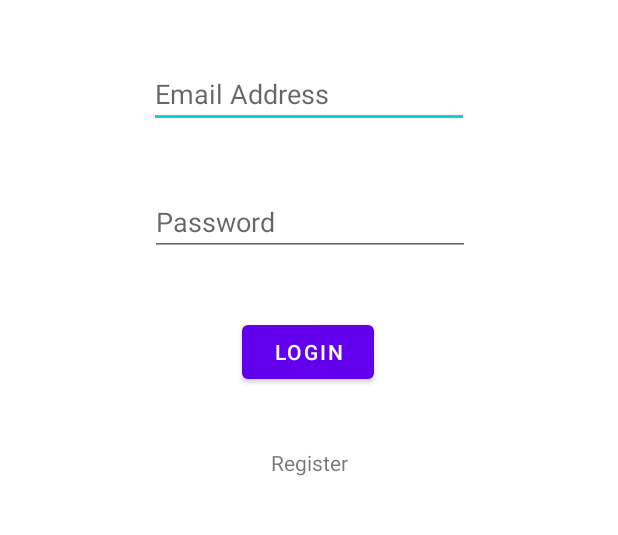
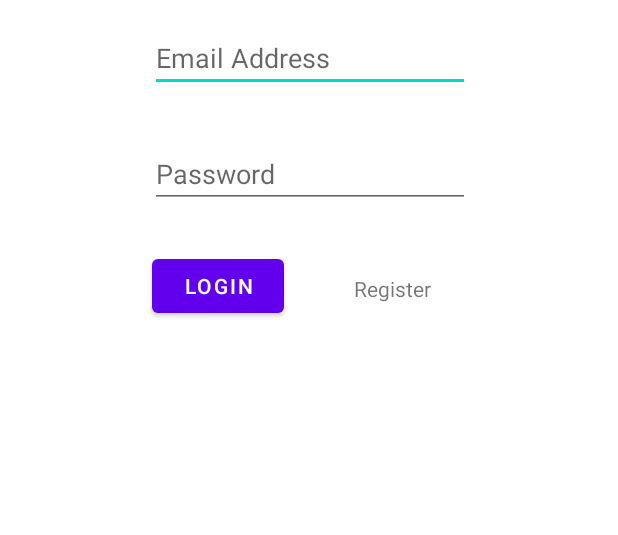
Before and after one commit to zren813/MobileDemo, an Android app: the screen it shows after launch (MainActivity), on a phone screen of 412 x 824 dp, the part 572-1107 px from its top. Run offline under Robolectric (Android 15) with nearby library versions, the phone set to English and light mode, and no system bars; our stand-ins replace Firebase (no records; nobody signed in at launch, a user with empty details on screens opened directly).

Commit message:
change layout bug

```diff
--- a/app/src/main/res/layout/activity_main.xml
+++ b/app/src/main/res/layout/activity_main.xml
@@ -19,44 +19,34 @@
         android:layout_width="wrap_content"
         android:layout_height="wrap_content"
         android:layout_marginStart="48dp"
-        android:layout_marginTop="40dp"
+        android:layout_marginTop="16dp"
         android:layout_marginEnd="48dp"
         android:ems="10"
         android:hint="Email Address"
         android:inputType="textEmailAddress"
         app:layout_constraintEnd_toEndOf="parent"
+        app:layout_constraintHorizontal_bias="0.504"
         app:layout_constraintStart_toStartOf="parent"
         app:layout_constraintTop_toBottomOf="@+id/imageView3" />
-
-    <Button
-        android:id="@+id/submitButton"
-        android:layout_width="wrap_content"
-        android:layout_height="wrap_content"
-        android:layout_marginStart="96dp"
-        android:layout_marginTop="40dp"
-        android:layout_marginEnd="96dp"
-        android:text="LOGIN"
-        app:layout_constraintEnd_toEndOf="parent"
-        app:layout_constraintHorizontal_bias="0.496"
-        app:layout_constraintStart_toStartOf="parent"
-        app:layout_constraintTop_toBottomOf="@+id/editPassword" />
 
     <TextView
         android:id="@+id/registerText"
         android:layout_width="wrap_content"
         android:layout_height="wrap_content"
-        android:layout_marginTop="40dp"
-        android:layout_marginEnd="180dp"
+        android:layout_marginStart="46dp"
+        android:layout_marginTop="44dp"
+        android:layout_marginEnd="124dp"
         android:text="Register"
         app:layout_constraintEnd_toEndOf="parent"
-        app:layout_constraintTop_toBottomOf="@+id/submitButton" />
+        app:layout_constraintStart_toEndOf="@+id/submitButton"
+        app:layout_constraintTop_toBottomOf="@+id/editPassword" />
 
     <EditText
         android:id="@+id/editPassword"
         android:layout_width="wrap_content"
         android:layout_height="wrap_content"
         android:layout_marginStart="48dp"
-        android:layout_marginTop="40dp"
+        android:layout_marginTop="32dp"
         android:layout_marginEnd="48dp"
         android:ems="10"
         android:hint="Password"
@@ -66,4 +56,17 @@
         app:layout_constraintStart_toStartOf="parent"
         app:layout_constraintTop_toBottomOf="@+id/editEmail" />
 
+    <Button
+        android:id="@+id/submitButton"
+        android:layout_width="wrap_content"
+        android:layout_height="wrap_content"
+        android:layout_marginStart="96dp"
+        android:layout_marginTop="28dp"
+        android:layout_marginEnd="96dp"
+        android:text="LOGIN"
+        app:layout_constraintEnd_toEndOf="parent"
+        app:layout_constraintHorizontal_bias="0.038"
+        app:layout_constraintStart_toStartOf="parent"
+        app:layout_constraintTop_toBottomOf="@+id/editPassword" />
+
 </androidx.constraintlayout.widget.ConstraintLayout>
```
